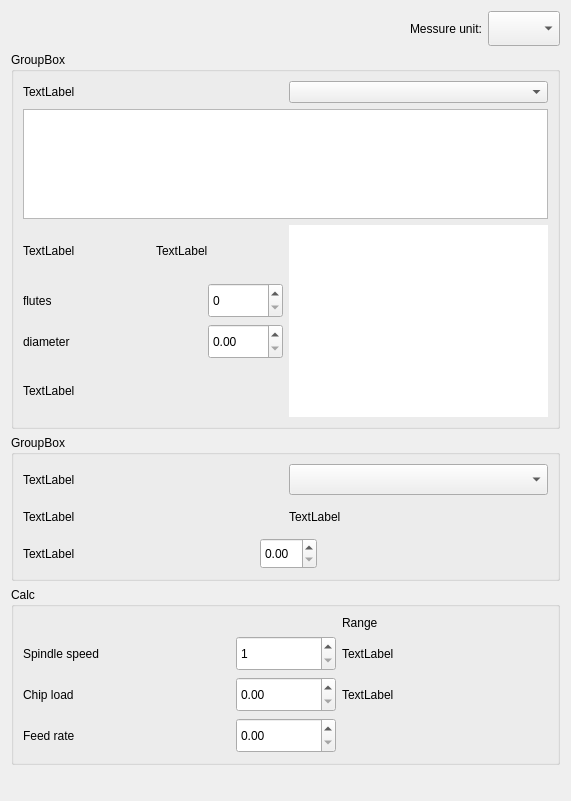
This is sources/forms/sMaterial.ui in eduard-x/cnc-qt as Qt 5 draws it before an edit. The edited form follows.
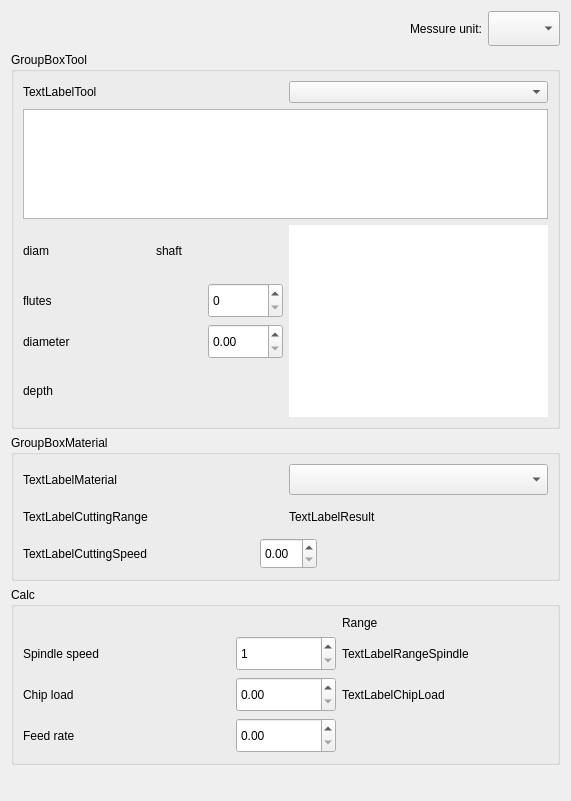
This is the edited form.

Patch:
```diff
--- a/sources/forms/sMaterial.ui
+++ b/sources/forms/sMaterial.ui
@@ -57,7 +57,7 @@
       </sizepolicy>
      </property>
      <property name="title">
-      <string>GroupBox</string>
+      <string>GroupBoxTool</string>
      </property>
      <layout class="QGridLayout" name="gridLayout">
       <item row="2" column="1" rowspan="4">
@@ -127,7 +127,7 @@
            </sizepolicy>
           </property>
           <property name="text">
-           <string>TextLabel</string>
+           <string>diam</string>
           </property>
          </widget>
         </item>
@@ -140,7 +140,7 @@
            </sizepolicy>
           </property>
           <property name="text">
-           <string>TextLabel</string>
+           <string>shaft</string>
           </property>
          </widget>
         </item>
@@ -223,7 +223,7 @@
            </sizepolicy>
           </property>
           <property name="text">
-           <string>TextLabel</string>
+           <string>TextLabelTool</string>
           </property>
          </widget>
         </item>
@@ -248,7 +248,7 @@
          </sizepolicy>
         </property>
         <property name="text">
-         <string>TextLabel</string>
+         <string>depth</string>
         </property>
        </widget>
       </item>
@@ -264,7 +264,7 @@
       </sizepolicy>
      </property>
      <property name="title">
-      <string>GroupBox</string>
+      <string>GroupBoxMaterial</string>
      </property>
      <layout class="QGridLayout" name="gridLayout_2">
       <item row="0" column="0">
@@ -284,7 +284,7 @@
            </size>
           </property>
           <property name="text">
-           <string>TextLabel</string>
+           <string>TextLabelMaterial</string>
           </property>
          </widget>
         </item>
@@ -317,7 +317,7 @@
            </size>
           </property>
           <property name="text">
-           <string>TextLabel</string>
+           <string>TextLabelCuttingRange</string>
           </property>
          </widget>
         </item>
@@ -336,7 +336,7 @@
            </size>
           </property>
           <property name="text">
-           <string>TextLabel</string>
+           <string>TextLabelResult</string>
           </property>
          </widget>
         </item>
@@ -359,7 +359,7 @@
            </size>
           </property>
           <property name="text">
-           <string>TextLabel</string>
+           <string>TextLabelCuttingSpeed</string>
           </property>
          </widget>
         </item>
@@ -440,7 +440,7 @@
          </sizepolicy>
         </property>
         <property name="text">
-         <string>TextLabel</string>
+         <string>TextLabelRangeSpindle</string>
         </property>
        </widget>
       </item>
@@ -495,7 +495,7 @@
          </sizepolicy>
         </property>
         <property name="text">
-         <string>TextLabel</string>
+         <string>TextLabelChipLoad</string>
         </property>
        </widget>
       </item>
```
Left out of the diff: 75 changed lines with no effect on the pictures.
